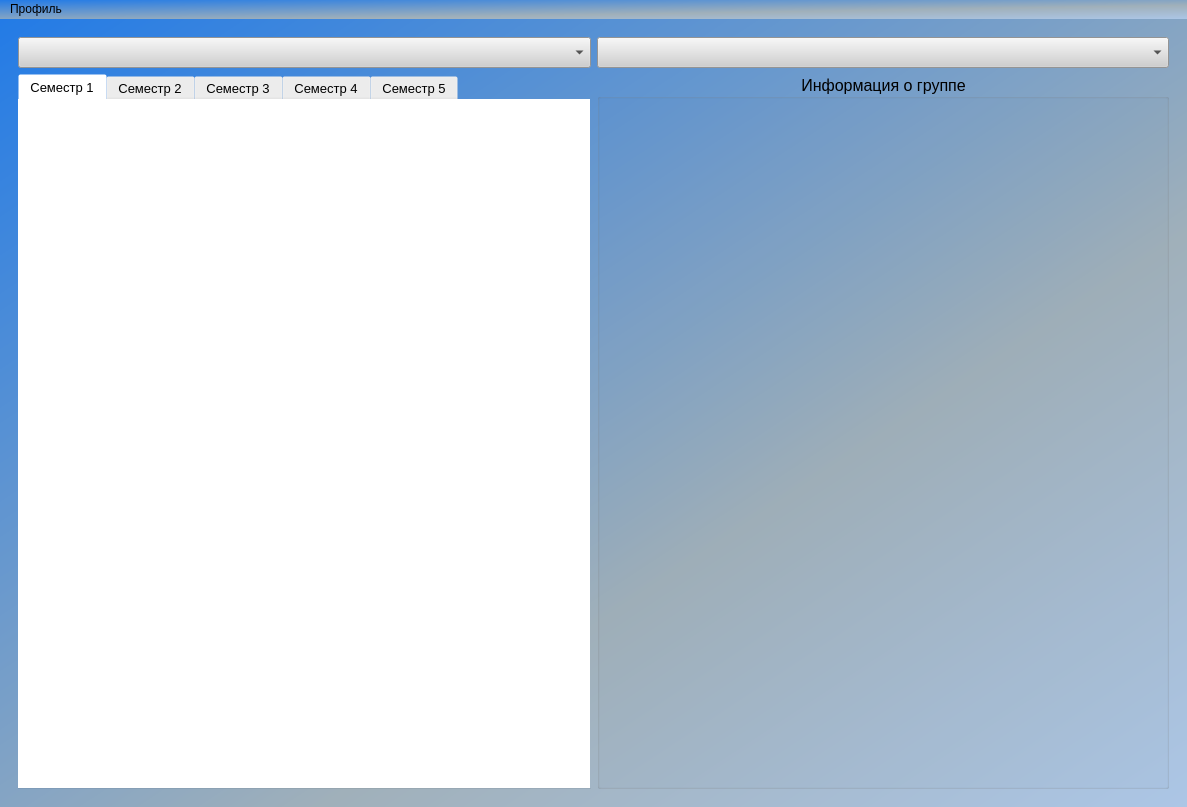
Before: the Qt Designer form interface/interface.ui in Terrasd/curators_app, drawn with Qt 5.
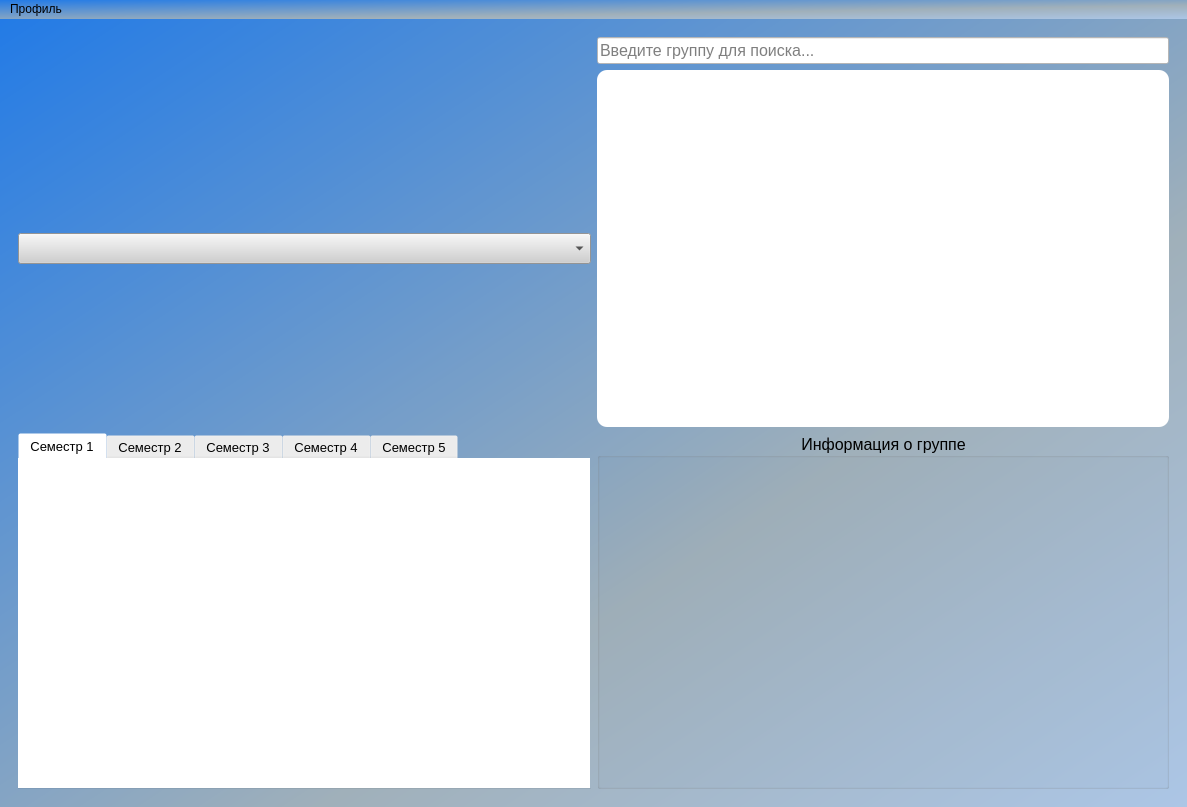
After: the same form once the commit is applied. The open tabs and pages were chosen to show the change. Icons and pictures are not drawn.

Commit message: Added search for groups on superuser page

What changed in the file:
```diff
--- a/interface/interface.ui
+++ b/interface/interface.ui
@@ -502,7 +502,34 @@
       </widget>
       <widget class="QWidget" name="students_page_superuser">
        <layout class="QGridLayout" name="gridLayout_13">
-        <item row="1" column="0">
+        <item row="2" column="1">
+         <widget class="QGroupBox" name="inform_group_layout_superuser">
+          <property name="sizePolicy">
+           <sizepolicy hsizetype="Expanding" vsizetype="Expanding">
+            <horstretch>0</horstretch>
+            <verstretch>0</verstretch>
+           </sizepolicy>
+          </property>
+          <property name="minimumSize">
+           <size>
+            <width>260</width>
+            <height>0</height>
+           </size>
+          </property>
+          <property name="font">
+           <font>
+            <pointsize>12</pointsize>
+           </font>
+          </property>
+          <property name="title">
+           <string>Информация о группе</string>
+          </property>
+          <property name="alignment">
+           <set>Qt::AlignCenter</set>
+          </property>
+         </widget>
+        </item>
+        <item row="2" column="0">
          <widget class="QTabWidget" name="group_tables_semesters_superuser">
           <property name="font">
            <font>
@@ -597,72 +624,61 @@
           </widget>
          </widget>
         </item>
+        <item row="1" column="0">
+         <widget class="QComboBox" name="choice_institute_superuser">
+          <property name="sizePolicy">
+           <sizepolicy hsizetype="Expanding" vsizetype="Fixed">
+            <horstretch>0</horstretch>
+            <verstretch>0</verstretch>
+           </sizepolicy>
+          </property>
+          <property name="font">
+           <font>
+            <pointsize>14</pointsize>
+           </font>
+          </property>
+          <property name="focusPolicy">
+           <enum>Qt::NoFocus</enum>
+          </property>
+          <property name="styleSheet">
+           <string notr="true">background-color: rgb(207, 207, 207);</string>
+          </property>
+         </widget>
+        </item>
         <item row="1" column="1">
-         <widget class="QGroupBox" name="inform_group_layout_superuser">
-          <property name="sizePolicy">
-           <sizepolicy hsizetype="Expanding" vsizetype="Expanding">
-            <horstretch>0</horstretch>
-            <verstretch>0</verstretch>
-           </sizepolicy>
-          </property>
-          <property name="minimumSize">
-           <size>
-            <width>260</width>
-            <height>0</height>
-           </size>
-          </property>
+         <widget class="QListView" name="group_list_superuser">
           <property name="font">
            <font>
-            <pointsize>12</pointsize>
+            <family>MS Shell Dlg 2</family>
+            <pointsize>14</pointsize>
            </font>
           </property>
-          <property name="title">
-           <string>Информация о группе</string>
-          </property>
-          <property name="alignment">
-           <set>Qt::AlignCenter</set>
+          <property name="styleSheet">
+           <string notr="true">QListView {
+	background-color: rgb(255, 255, 255);
+	border-radius: 10px;
+	padding: 15px 15px;
+}</string>
           </property>
          </widget>
         </item>
         <item row="0" column="1">
-         <widget class="QComboBox" name="choice_group_superuser">
-          <property name="sizePolicy">
-           <sizepolicy hsizetype="Expanding" vsizetype="Fixed">
-            <horstretch>0</horstretch>
-            <verstretch>0</verstretch>
-           </sizepolicy>
-          </property>
+         <widget class="QLineEdit" name="find_group_by_name">
           <property name="font">
            <font>
-            <pointsize>14</pointsize>
+            <pointsize>12</pointsize>
            </font>
           </property>
           <property name="focusPolicy">
            <enum>Qt::NoFocus</enum>
           </property>
           <property name="styleSheet">
-           <string notr="true">background-color: rgb(207, 207, 207);</string>
+           <string notr="true">QLineEdit {
+	background-color: rgb(255, 255, 255);
+}</string>
           </property>
-         </widget>
-        </item>
-        <item row="0" column="0">
-         <widget class="QComboBox" name="choice_institute_superuser">
-          <property name="sizePolicy">
-           <sizepolicy hsizetype="Expanding" vsizetype="Fixed">
-            <horstretch>0</horstretch>
-            <verstretch>0</verstretch>
-           </sizepolicy>
-          </property>
-          <property name="font">
-           <font>
-            <pointsize>14</pointsize>
-           </font>
-          </property>
-          <property name="focusPolicy">
-           <enum>Qt::NoFocus</enum>
-          </property>
-          <property name="styleSheet">
-           <string notr="true">background-color: rgb(207, 207, 207);</string>
+          <property name="placeholderText">
+           <string>Введите группу для поиска...</string>
           </property>
          </widget>
         </item>
```
Left out of the diff: 3 changed lines with no effect on the pictures. The commit also changes 6 other files.
